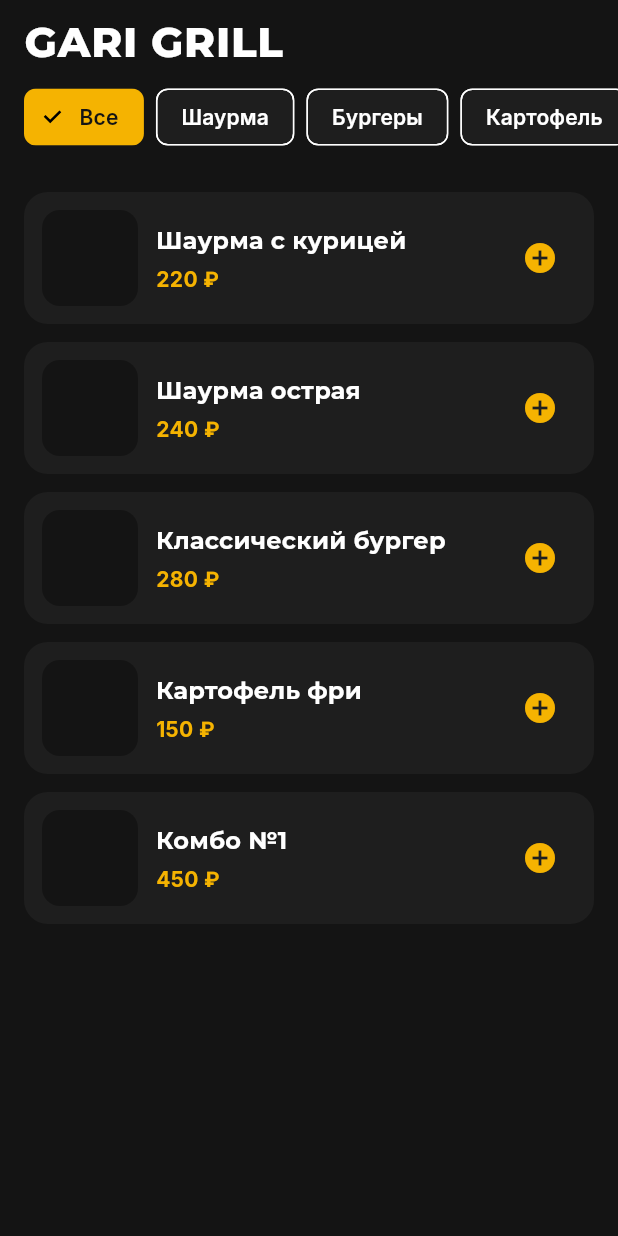
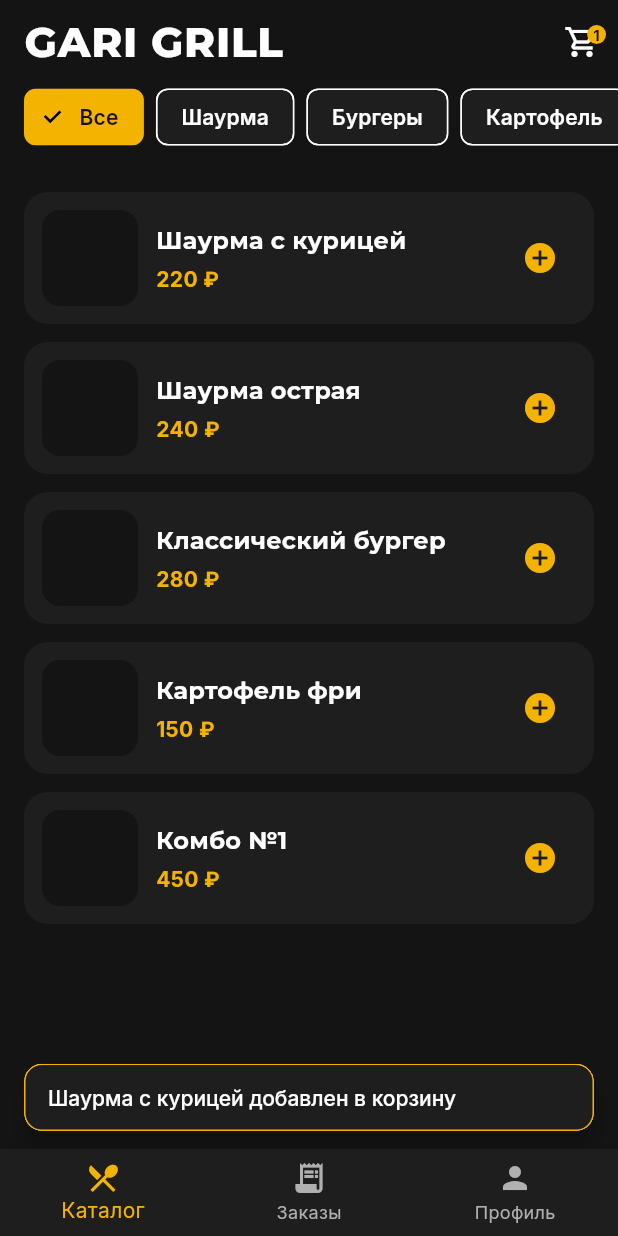
Before and after one commit to VladimirShi136/food_order_app, a Flutter app: the screen it shows after launch, after a tap on the "add circle" icon, on a phone screen of 412 x 824 dp. Run offline on Flutter 3.47's test engine with Material 3 defaults, Android fonts, the phone set to English and light mode, and no system bars; our stand-ins replace google_fonts.

Commit message:
Add bottom navigation with Orders and Profile screens

```diff
--- a/lib/main.dart
+++ b/lib/main.dart
@@ -1,7 +1,9 @@
 import 'package:flutter/material.dart';
+import 'package:provider/provider.dart';
 
 import 'theme/app_theme.dart';
-import 'screens/catalog_screen.dart';
+import 'models/cart_model.dart';
+import 'screens/main_navigation_screen.dart';
 
 void main() {
   runApp(const MyApp());
@@ -12,10 +14,13 @@ class MyApp extends StatelessWidget {
 
   @override
   Widget build(BuildContext context) {
-    return MaterialApp(
-      title: 'Gari Grill',
-      theme: appTheme,
-      home: const CatalogScreen(),
+    return ChangeNotifierProvider(
+      create: (_) => CartModel(),
+      child: MaterialApp(
+        title: 'Gari Grill',
+        theme: appTheme,
+        home: const MainNavigationScreen(),
+      ),
     );
   }
 }
--- /dev/null
+++ b/lib/models/cart_model.dart
@@ -0,0 +1,54 @@
+import 'package:flutter/foundation.dart';
+
+import 'dish.dart';
+
+class CartItem {
+  final Dish dish;
+  int quantity;
+
+  CartItem({required this.dish, this.quantity = 1});
+
+  double get totalPrice => dish.price * quantity;
+}
+
+class CartModel extends ChangeNotifier {
+  final List<CartItem> _items = [];
+
+  List<CartItem> get items => _items;
+
+  int get totalCount => _items.fold(0, (sum, item) => sum + item.quantity);
+
+  double get totalPrice => _items.fold(0, (sum, item) => sum + item.totalPrice);
+
+  void addDish(Dish dish, {int quantity = 1}) {
+    final existingIndex = _items.indexWhere((item) => item.dish.id == dish.id);
+    if (existingIndex >= 0) {
+      _items[existingIndex].quantity += quantity;
+    } else {
+      _items.add(CartItem(dish: dish, quantity: quantity));
+    }
+    notifyListeners();
+  }
+
+  void removeDish(String dishId) {
+    _items.removeWhere((item) => item.dish.id == dishId);
+    notifyListeners();
+  }
+
+  void updateQuantity(String dishId, int quantity) {
+    final index = _items.indexWhere((item) => item.dish.id == dishId);
+    if (index >= 0) {
+      if (quantity <= 0) {
+        _items.removeAt(index);
+      } else {
+        _items[index].quantity = quantity;
+      }
+      notifyListeners();
+    }
+  }
+
+  void clear() {
+    _items.clear();
+    notifyListeners();
+  }
+}
--- a/lib/screens/catalog_screen.dart
+++ b/lib/screens/catalog_screen.dart
@@ -2,6 +2,12 @@ import 'package:flutter/material.dart';
 
 import '../theme/app_theme.dart';
 import '../models/dish.dart';
+
+import 'package:provider/provider.dart';
+
+import '../models/cart_model.dart';
+import 'dish_detail_screen.dart';
+import 'cart_screen.dart';
 
 class CatalogScreen extends StatefulWidget {
   const CatalogScreen({super.key});
@@ -25,6 +31,42 @@ class _CatalogScreenState extends State<CatalogScreen> {
           'GARI GRILL',
           style: Theme.of(context).textTheme.headlineMedium,
         ),
+        actions: [
+          Consumer<CartModel>(
+            builder: (context, cart, _) => Stack(
+              alignment: Alignment.center,
+              children: [
+                IconButton(
+                  icon: const Icon(Icons.shopping_cart_outlined),
+                  onPressed: () => Navigator.push(
+                    context,
+                    MaterialPageRoute(builder: (_) => const CartScreen()),
+                  ),
+                ),
+                if (cart.totalCount > 0)
+                  Positioned(
+                    top: 8,
+                    right: 8,
+                    child: Container(
+                      padding: const EdgeInsets.all(4),
+                      decoration: const BoxDecoration(
+                        color: AppColors.primary,
+                        shape: BoxShape.circle,
+                      ),
+                      child: Text(
+                        '${cart.totalCount}',
+                        style: const TextStyle(
+                          color: AppColors.background,
+                          fontSize: 10,
+                          fontWeight: FontWeight.bold,
+                        ),
+                      ),
+                    ),
+                  ),
+              ],
+            ),
+          ),
+        ],
       ),
       body: Column(
         children: [
@@ -61,7 +103,14 @@ class _CatalogScreenState extends State<CatalogScreen> {
               itemCount: filtered.length,
               itemBuilder: (context, index) {
                 final dish = filtered[index];
-                return Container(
+                return GestureDetector(
+                  onTap: () => Navigator.push(
+                    context,
+                    MaterialPageRoute(
+                      builder: (_) => DishDetailScreen(dish: dish),
+                    ),
+                  ),
+                  child: Container(
                     margin: const EdgeInsets.only(bottom: 12),
                     padding: const EdgeInsets.all(12),
                     decoration: BoxDecoration(
@@ -103,9 +152,19 @@ class _CatalogScreenState extends State<CatalogScreen> {
                             Icons.add_circle,
                             color: AppColors.primary,
                           ),
-                        onPressed: () {},
+                          onPressed: () {
+                            context.read<CartModel>().addDish(dish);
+                            ScaffoldMessenger.of(context).showSnackBar(
+                              SnackBar(
+                                content: Text(
+                                  '${dish.name} добавлен в корзину',
+                                ),
+                              ),
+                            );
+                          },
                         ),
                       ],
+                    ),
                   ),
                 );
               },
--- /dev/null
+++ b/lib/screens/main_navigation_screen.dart
@@ -0,0 +1,45 @@
+import 'package:flutter/material.dart';
+
+import '../theme/app_theme.dart';
+import 'catalog_screen.dart';
+import 'orders_screen.dart';
+import 'profile_screen.dart';
+
+class MainNavigationScreen extends StatefulWidget {
+  const MainNavigationScreen({super.key});
+
+  @override
+  State<MainNavigationScreen> createState() => _MainNavigationScreenState();
+}
+
+class _MainNavigationScreenState extends State<MainNavigationScreen> {
+  int selectedIndex = 0;
+
+  final screens = const [CatalogScreen(), OrdersScreen(), ProfileScreen()];
+
+  @override
+  Widget build(BuildContext context) {
+    return Scaffold(
+      body: IndexedStack(index: selectedIndex, children: screens),
+      bottomNavigationBar: BottomNavigationBar(
+        currentIndex: selectedIndex,
+        onTap: (index) => setState(() => selectedIndex = index),
+        backgroundColor: AppColors.surface,
+        selectedItemColor: AppColors.primary,
+        unselectedItemColor: AppColors.textSecondary,
+        type: BottomNavigationBarType.fixed,
+        items: const [
+          BottomNavigationBarItem(
+            icon: Icon(Icons.restaurant_menu),
+            label: 'Каталог',
+          ),
+          BottomNavigationBarItem(
+            icon: Icon(Icons.receipt_long),
+            label: 'Заказы',
+          ),
+          BottomNavigationBarItem(icon: Icon(Icons.person), label: 'Профиль'),
+        ],
+      ),
+    );
+  }
+}
--- /dev/null
+++ b/lib/screens/orders_screen.dart
@@ -0,0 +1,35 @@
+import 'package:flutter/material.dart';
+
+import '../theme/app_theme.dart';
+
+class OrdersScreen extends StatelessWidget {
+  const OrdersScreen({super.key});
+
+  @override
+  Widget build(BuildContext context) {
+    return Scaffold(
+      appBar: AppBar(title: const Text('Мои заказы')),
+      body: const Center(
+        child: Padding(
+          padding: EdgeInsets.all(24),
+          child: Column(
+            mainAxisSize: MainAxisSize.min,
+            children: [
+              Icon(
+                Icons.receipt_long,
+                size: 64,
+                color: AppColors.textSecondary,
+              ),
+              SizedBox(height: 16),
+              Text(
+                'У вас пока нет заказов',
+                style: TextStyle(color: AppColors.textSecondary, fontSize: 16),
+                textAlign: TextAlign.center,
+              ),
+            ],
+          ),
+        ),
+      ),
+    );
+  }
+}
--- /dev/null
+++ b/lib/screens/profile_screen.dart
@@ -0,0 +1,55 @@
+import 'package:flutter/material.dart';
+
+import '../theme/app_theme.dart';
+
+class ProfileScreen extends StatelessWidget {
+  const ProfileScreen({super.key});
+
+  @override
+  Widget build(BuildContext context) {
+    return Scaffold(
+      appBar: AppBar(title: const Text('Профиль')),
+      body: Center(
+        child: Padding(
+          padding: const EdgeInsets.all(24),
+          child: Column(
+            mainAxisSize: MainAxisSize.min,
+            children: [
+              const CircleAvatar(
+                radius: 40,
+                backgroundColor: AppColors.surface,
+                child: Icon(
+                  Icons.person,
+                  size: 40,
+                  color: AppColors.textSecondary,
+                ),
+              ),
+              const SizedBox(height: 16),
+              const Text(
+                'Вы не вошли в аккаунт',
+                style: TextStyle(color: AppColors.textSecondary, fontSize: 16),
+              ),
+              const SizedBox(height: 20),
+              SizedBox(
+                width: double.infinity,
+                child: ElevatedButton(
+                  onPressed: () {
+                    // TODO: подключить Supabase Auth
+                    ScaffoldMessenger.of(context).showSnackBar(
+                      const SnackBar(
+                        content: Text(
+                          'Вход появится после подключения Supabase',
+                        ),
+                      ),
+                    );
+                  },
+                  child: const Text('Войти'),
+                ),
+              ),
+            ],
+          ),
+        ),
+      ),
+    );
+  }
+}
--- a/lib/theme/app_theme.dart
+++ b/lib/theme/app_theme.dart
@@ -45,4 +45,18 @@ final ThemeData appTheme = ThemeData(
     backgroundColor: AppColors.background,
     elevation: 0,
   ),
+  snackBarTheme: SnackBarThemeData(
+    backgroundColor: AppColors.surface,
+    contentTextStyle: GoogleFonts.inter(
+      color: AppColors.textPrimary,
+      fontWeight: FontWeight.w500,
+    ),
+    actionTextColor: AppColors.primary,
+    behavior: SnackBarBehavior.floating,
+    shape: RoundedRectangleBorder(
+      borderRadius: BorderRadius.circular(12),
+      side: const BorderSide(color: AppColors.primary, width: 1),
+    ),
+    insetPadding: const EdgeInsets.symmetric(horizontal: 16, vertical: 12),
+  ),
 );
--- a/pubspec.yaml
+++ b/pubspec.yaml
@@ -36,6 +36,7 @@ dependencies:
   cupertino_icons: ^1.0.8
   google_fonts: ^6.2.1
   cached_network_image: ^3.4.1
+  provider: ^6.1.2
 
 dev_dependencies:
   flutter_test:
```
Also changed, not shown: lib/screens/cart_screen.dart (added, +112 -0 lines), lib/screens/dish_detail_screen.dart (added, +101 -0 lines), pubspec.lock. Lines whose indentation alone changed are shown as unchanged.
